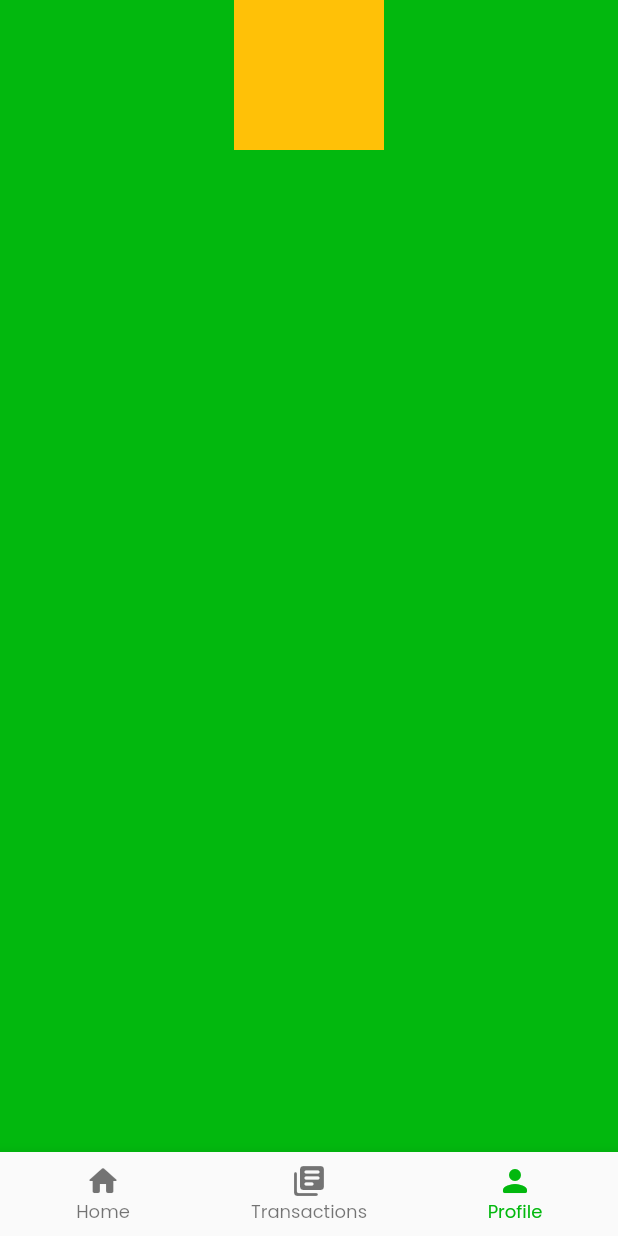
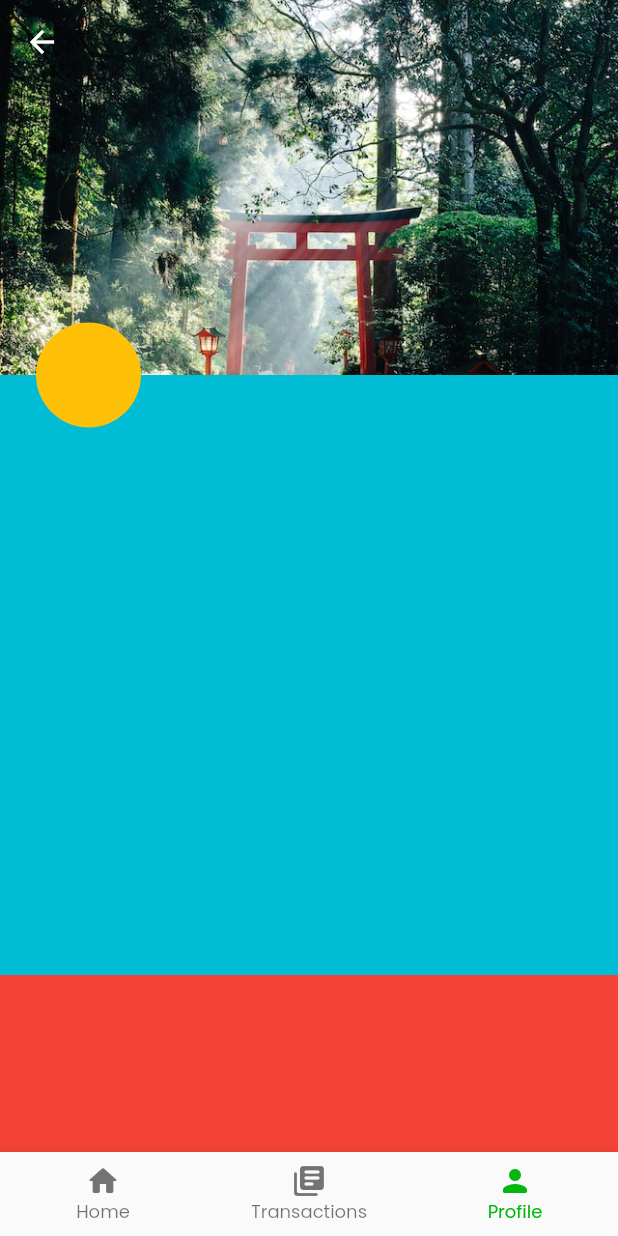
Before and after one commit to stanleymesa/segarbox_flutter, a Flutter app: the HomeView screen opened by its route, item 3 of the bottom bar chosen, on a phone screen of 412 x 824 dp. Run offline on Flutter 3.47's test engine with Material 2 defaults, Android fonts, the phone set to English and light mode, and no system bars; our stand-ins replace get, google_fonts, lottie, palette_generator.

Commit message:
Profile Page 1.0

```diff
--- a/lib/app/modules/home/bindings/home_binding.dart
+++ b/lib/app/modules/home/bindings/home_binding.dart
@@ -1,4 +1,5 @@
 import 'package:get/get.dart';
+import 'package:segarbox_flutter/app/modules/home/controllers/profile_controller.dart';
 import 'package:segarbox_flutter/app/modules/home/controllers/transactions_controller.dart';
 
 import '../controllers/home_controller.dart';
@@ -12,5 +13,8 @@ class HomeBinding extends Bindings {
     Get.lazyPut<TransactionsController>(
       () => TransactionsController(),
     );
+    Get.lazyPut<ProfileController>(
+      () => ProfileController(),
+    );
   }
 }
--- a/lib/app/modules/home/controllers/profile_controller.dart
+++ b/lib/app/modules/home/controllers/profile_controller.dart
@@ -1,11 +1,29 @@
 import 'package:flutter/material.dart';
 import 'package:get/get.dart';
+import 'package:palette_generator/palette_generator.dart';
+import 'package:segarbox_flutter/theme/theme.dart';
 
 class ProfileController extends GetxController {
+  // Status Bar
+  final color = defaultWhite.obs;
+  void getImagePalette(ImageProvider imageProvider) async {
+    final PaletteGenerator paletteGenerator =
+        await PaletteGenerator.fromImageProvider(imageProvider);
+    color.value = await paletteGenerator.dominantColor?.color ?? defaultWhite;
+  }
+
+  // Scroll
+  final ScrollController scrollC = ScrollController();
+  final scrollOffset = 0.0.obs;
+
   @override
   void onInit() {
     // TODO: implement onInit
     super.onInit();
+    getImagePalette(AssetImage('assets/image/japan.jpg'));
+    scrollC.addListener(() {
+      scrollOffset.value = scrollC.offset;
+    });
   }
 
   @override
--- a/lib/app/modules/home/views/home_view.dart
+++ b/lib/app/modules/home/views/home_view.dart
@@ -67,10 +67,7 @@ class HomePage extends StatelessWidget {
 
   @override
   Widget build(BuildContext context) {
-    controller.ratio.value = 0;
-    systemBarColor(
-        statusBarColor: (controller.ratio.value <= 0.7) ? green : defaultWhite,
-        navBarColor: defaultWhite);
+    resetHomeAppBar();
     return Stack(
       children: [
         NestedScrollView(
--- a/lib/app/modules/home/views/profile_view.dart
+++ b/lib/app/modules/home/views/profile_view.dart
@@ -1,8 +1,11 @@
+import 'dart:math';
+
 import 'package:flutter/material.dart';
 import 'package:get/get.dart';
 import 'package:segarbox_flutter/app/modules/home/controllers/home_controller.dart';
 import 'package:segarbox_flutter/app/modules/home/controllers/profile_controller.dart';
 import 'package:segarbox_flutter/theme/theme.dart';
+import 'package:segarbox_flutter/utils/const.dart';
 
 class ProfilePage extends GetView<ProfileController> {
   const ProfilePage({
@@ -12,25 +15,112 @@ class ProfilePage extends GetView<ProfileController> {
 
   final HomeController homeController;
 
+  void resetProfileImage() {
+    WidgetsBinding.instance.addPostFrameCallback(
+      (timeStamp) {
+        controller.scrollOffset.value = 0;
+      },
+    );
+  }
+
+  void setStatusBarColor() {
+    Future.delayed(
+      200.milliseconds,
+      () => systemBarColor(
+          statusBarColor: controller.color.value, navBarColor: defaultWhite),
+    );
+  }
+
   @override
   Widget build(BuildContext context) {
+    resetProfileImage();
+    setStatusBarColor();
     return WillPopScope(
       onWillPop: () async {
         homeController.currentNavPage.value = 0;
         return false;
       },
-      child: Container(
-        color: green,
-        width: Get.width,
-        height: Get.height,
-        child: Column(
-          children: [
-            Container(
-              color: Colors.amber,
-              height: 100,
-              width: 100,
-            )
-          ],
+      child: Stack(
+        children: [
+          NestedScrollView(
+            controller: controller.scrollC,
+            headerSliverBuilder: (context, innerBoxIsScrolled) => [
+              SliverAppBar(
+                pinned: true,
+                expandedHeight: expandedHeight,
+                backgroundColor: defaultWhite,
+                flexibleSpace: FlexibleSpaceBar(
+                  background: Image.asset(
+                    'assets/image/japan.jpg',
+                    fit: BoxFit.cover,
+                  ),
+                ),
+              ),
+            ],
+            body: ListView.builder(
+              physics: NeverScrollableScrollPhysics(),
+              itemCount: 4,
+              itemBuilder: (context, index) => Column(
+                children: [
+                  Container(
+                    height: 400,
+                    color: Colors.cyan,
+                  ),
+                  Container(
+                    height: 400,
+                    color: Colors.red,
+                  ),
+                ],
+              ),
+            ),
+          ),
+          ProfileImage(
+            profileController: controller,
+          ),
+        ],
+      ),
+    );
+  }
+}
+
+class ProfileImage extends StatelessWidget {
+  const ProfileImage({Key? key, required this.profileController})
+      : super(key: key);
+
+  final ProfileController profileController;
+
+  @override
+  Widget build(BuildContext context) {
+    return AnimatedProfileImage(profileController: profileController);
+  }
+}
+
+class AnimatedProfileImage extends StatelessWidget {
+  const AnimatedProfileImage({
+    Key? key,
+    required this.profileController,
+  }) : super(key: key);
+
+  final ProfileController profileController;
+
+  @override
+  Widget build(BuildContext context) {
+    return Obx(
+      () => Positioned(
+        top: max(defaultTop - profileController.scrollOffset.value, 0),
+        left: 24,
+        child: AnimatedContainer(
+          duration: 200.milliseconds,
+          width: (profileController.scrollOffset.value <= defaultTop / 2)
+              ? diameter
+              : 0,
+          height: (profileController.scrollOffset.value <= defaultTop / 2)
+              ? diameter
+              : 0,
+          decoration: BoxDecoration(
+            shape: BoxShape.circle,
+            color: Colors.amber,
+          ),
         ),
       ),
     );
--- a/lib/app/modules/home/views/transactions_view.dart
+++ b/lib/app/modules/home/views/transactions_view.dart
@@ -2,9 +2,7 @@ import 'package:flutter/material.dart';
 import 'package:get/get.dart';
 import 'package:segarbox_flutter/app/modules/home/controllers/home_controller.dart';
 import 'package:segarbox_flutter/app/modules/home/controllers/transactions_controller.dart';
-import 'package:segarbox_flutter/app/modules/home/views/home_view.dart';
 import 'package:segarbox_flutter/theme/theme.dart';
-import 'package:segarbox_flutter/utils/const.dart';
 
 class TransactionsPage extends GetView<TransactionsController> {
   const TransactionsPage({
--- a/lib/utils/const.dart
+++ b/lib/utils/const.dart
@@ -1,2 +1,8 @@
+// Main AppBar
 const double headerHeight = 90;
 const double appBarHeight = 85;
+
+// Profile Image
+const double expandedHeight = 250;
+const double diameter = 70;
+const double defaultTop = expandedHeight - (diameter / 2);
--- a/pubspec.yaml
+++ b/pubspec.yaml
@@ -14,6 +14,7 @@ dependencies:
   google_fonts: ^3.0.1
   carousel_slider: ^4.1.1
   flutter_staggered_grid_view: ^0.6.2
+  palette_generator: ^0.3.3+2
 
 dev_dependencies:
   flutter_lints: ^2.0.0
```
Also changed, not shown: assets/image/japan.jpg (added), pubspec.lock.
